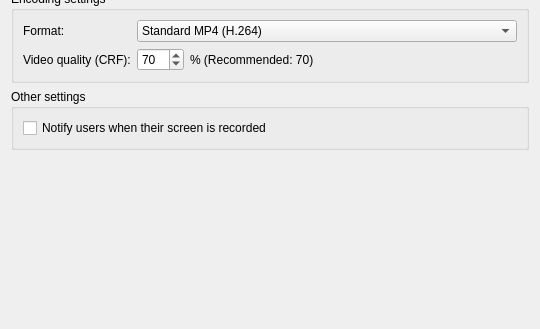
The window that screen-recorder/ScreenRecorderConfigurationPage.ui (YellowZaki/Veyon-Community-Addons) describes before a commit, drawn with Qt 5; both pictures show x 0 to 540 and y 191 to 520 of the 540 by 520 pixel window.
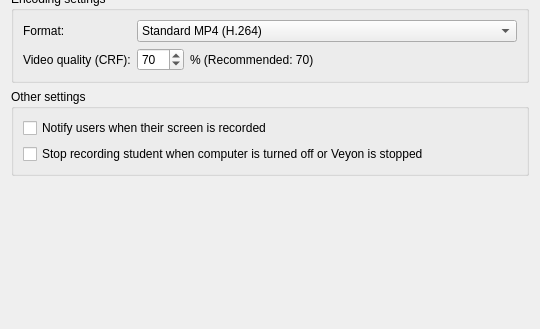
The same window after the commit.

Commit message: feat(screen-recorder): add autoStopOnDisconnect configuration option

```diff
--- a/screen-recorder/ScreenRecorderConfigurationPage.ui
+++ b/screen-recorder/ScreenRecorderConfigurationPage.ui
@@ -284,6 +284,13 @@
         </property>
        </widget>
       </item>
+      <item>
+       <widget class="QCheckBox" name="autoStopOnDisconnect">
+        <property name="text">
+         <string>Stop recording student when computer is turned off or Veyon is stopped</string>
+        </property>
+       </widget>
+      </item>
      </layout>
     </widget>
    </item>
```
The commit also changes 6 other files.
